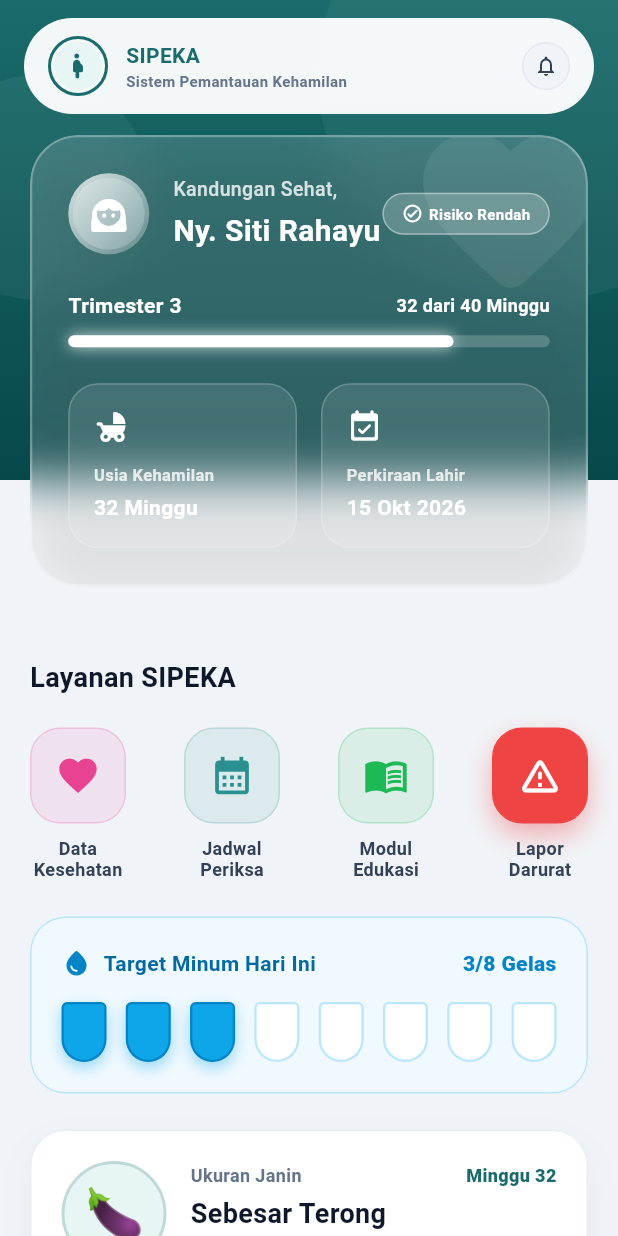
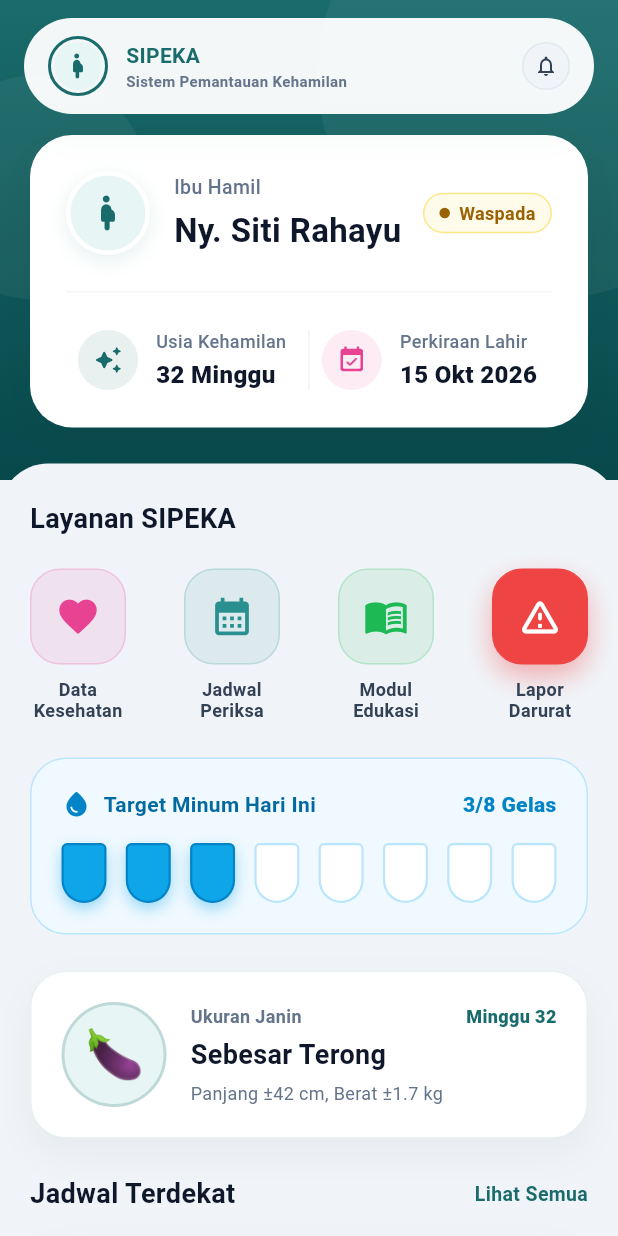
Before and after one commit to ardhikaxx/sipeka-mobile, a Flutter app: the DashboardView screen opened directly, on a phone screen of 412 x 824 dp. Run offline on Flutter 3.47's test engine with Material 3 defaults, Android fonts, the phone set to English and light mode, and no system bars; our stand-ins replace fl_chart, get, table_calendar.

Commit message:
style: redesign DigitalPregnancyCard to minimal clean aesthetic

```diff
--- a/lib/features/patient_dashboard/views/dashboard_view.dart
+++ b/lib/features/patient_dashboard/views/dashboard_view.dart
@@ -204,148 +204,103 @@ class DashboardView extends GetView<DashboardController> {
   }
 
   Widget _buildDigitalPregnancyCard() {
-    return ClipRRect(
-      borderRadius: BorderRadius.circular(32),
-      child: BackdropFilter(
-        filter: ImageFilter.blur(sigmaX: 16, sigmaY: 16),
-        child: Container(
+    return Container(
       width: double.infinity,
+      padding: const EdgeInsets.all(24),
       decoration: BoxDecoration(
-            color: Colors.white.withOpacity(0.15),
-            borderRadius: BorderRadius.circular(32),
-            border: Border.all(color: Colors.white.withOpacity(0.3), width: 1.5),
+        color: Colors.white,
+        borderRadius: BorderRadius.circular(28),
         boxShadow: [
-              BoxShadow(color: Colors.black.withOpacity(0.1), blurRadius: 30, offset: const Offset(0, 10))
+          BoxShadow(
+            color: Colors.black.withOpacity(0.04),
+            blurRadius: 24,
+            offset: const Offset(0, 8),
+          )
         ],
       ),
-          child: Stack(
+      child: Column(
         children: [
-              // Subtle decorative background
-              Positioned(
-                right: -20,
-                top: -20,
-                child: Icon(Icons.favorite_rounded, size: 140, color: Colors.white.withOpacity(0.08)),
-              ),
-              Padding(
-                padding: const EdgeInsets.all(24),
-                child: Column(
-                  crossAxisAlignment: CrossAxisAlignment.start,
-                  children: [
-                    // Top: Profile Info & Badge
+          // Header: Avatar & Name
           Row(
             children: [
-                        // Avatar Glow
               Container(
-                          padding: const EdgeInsets.all(3),
+                width: 56, height: 56,
                 decoration: BoxDecoration(
+                  color: AppColors.primaryPale,
                   shape: BoxShape.circle,
-                            gradient: LinearGradient(
-                              colors: [Colors.white.withOpacity(0.8), Colors.white.withOpacity(0.2)],
-                              begin: Alignment.topLeft,
-                              end: Alignment.bottomRight,
+                  border: Border.all(color: Colors.white, width: 3),
+                  boxShadow: [BoxShadow(color: AppColors.primary.withOpacity(0.1), blurRadius: 10, offset: const Offset(0, 4))],
                 ),
-                          ),
-                          child: Container(
-                            padding: const EdgeInsets.all(12),
-                            decoration: BoxDecoration(color: Colors.white.withOpacity(0.2), shape: BoxShape.circle),
-                            child: const Icon(Icons.face_3_rounded, color: Colors.white, size: 24),
-                          ),
+                child: const Icon(Icons.pregnant_woman_rounded, color: AppColors.primary, size: 28),
               ),
               const SizedBox(width: 16),
               Expanded(
                 child: Column(
                   crossAxisAlignment: CrossAxisAlignment.start,
                   children: [
-                              Text('Kandungan Sehat,', style: TextStyle(color: Colors.white.withOpacity(0.8), fontSize: 13, fontWeight: FontWeight.w500)),
+                    const Text('Ibu Hamil', style: TextStyle(color: AppColors.gray500, fontSize: 13, fontWeight: FontWeight.w500)),
                     const SizedBox(height: 4),
-                              Obx(() => Text(controller.patientName.value, style: const TextStyle(color: Colors.white, fontSize: 20, fontWeight: FontWeight.bold))),
+                    Obx(() => Text(controller.patientName.value, style: const TextStyle(color: AppColors.gray900, fontSize: 22, fontWeight: FontWeight.bold))),
                   ],
                 ),
               ),
-                        // Custom Glass Risk Badge
-                        Container(
-                          padding: const EdgeInsets.symmetric(horizontal: 12, vertical: 6),
-                          decoration: BoxDecoration(
-                            color: Colors.white.withOpacity(0.2),
-                            borderRadius: BorderRadius.circular(20),
-                            border: Border.all(color: Colors.white.withOpacity(0.4)),
+              const RiskBadge(level: RiskLevel.warning),
+            ],
           ),
-                          child: const Row(
+
+          const SizedBox(height: 24),
+          const Divider(height: 1, color: AppColors.gray100),
+          const SizedBox(height: 24),
+
+          // Stats row
+          Row(
             children: [
-                              Icon(Icons.check_circle_outline_rounded, color: Colors.white, size: 14),
-                              SizedBox(width: 4),
-                              Text('Risiko Rendah', style: TextStyle(color: Colors.white, fontSize: 10, fontWeight: FontWeight.bold)),
-                            ],
+              Expanded(
+                child: _buildMinimalStatItem(
+                  'Usia Kehamilan',
+                  Obx(() => Text(controller.gestationalAge.value, style: const TextStyle(color: AppColors.gray900, fontSize: 16, fontWeight: FontWeight.w800))),
+                  Icons.auto_awesome_rounded,
+                  AppColors.primary,
+                ),
+              ),
+              Container(width: 1, height: 40, color: AppColors.gray100),
+              Expanded(
+                child: _buildMinimalStatItem(
+                  'Perkiraan Lahir',
+                  Obx(() => Text(controller.hpl.value, style: const TextStyle(color: AppColors.gray900, fontSize: 16, fontWeight: FontWeight.w800))),
+                  Icons.event_available_rounded,
+                  AppColors.secondary,
                 ),
               ),
             ],
           ),
-
-                    const SizedBox(height: 24),
-
-                    // Middle: Progress Bar
-                    Row(
-                      mainAxisAlignment: MainAxisAlignment.spaceBetween,
-                      children: [
-                        const Text('Trimester 3', style: TextStyle(fontSize: 14, fontWeight: FontWeight.bold, color: Colors.white)),
-                        Obx(() => Text('${controller.currentWeek.value} dari 40 Minggu', style: TextStyle(fontSize: 12, fontWeight: FontWeight.w600, color: Colors.white))),
         ],
-                    ),
-                    const SizedBox(height: 10),
-                    // Progress Track
-                    Container(
-                      height: 8,
-                      width: double.infinity,
-                      decoration: BoxDecoration(color: Colors.white.withOpacity(0.2), borderRadius: BorderRadius.circular(10)),
-                      child: Obx(() => FractionallySizedBox(
-                        alignment: Alignment.centerLeft,
-                        widthFactor: (controller.currentWeek.value / 40).clamp(0.0, 1.0),
-                        child: Container(
-                          decoration: BoxDecoration(
-                            color: Colors.white,
-                            borderRadius: BorderRadius.circular(10),
-                            boxShadow: [BoxShadow(color: Colors.white.withOpacity(0.8), blurRadius: 8, offset: const Offset(0, 0))],
-                          ),
-                        ),
-                      )),
-                    ),
-
-                    const SizedBox(height: 24),
-
-                    // Bottom: Stats
-                    Row(
-                      children: [
-                        Expanded(child: Obx(() => _buildGlassStatItem('Usia Kehamilan', controller.gestationalAge.value, Icons.child_friendly_rounded))),
-                        const SizedBox(width: 16),
-                        Expanded(child: Obx(() => _buildGlassStatItem('Perkiraan Lahir', controller.hpl.value, Icons.event_available_rounded))),
-                      ],
-                    ),
-                  ],
-                ),
-              ),
-            ],
-          ),
-        ),
       ),
     );
   }
 
-  Widget _buildGlassStatItem(String label, String value, IconData icon) {
-    return Container(
-      padding: const EdgeInsets.symmetric(horizontal: 16, vertical: 16),
-      decoration: BoxDecoration(
-        color: Colors.white.withOpacity(0.1),
-        borderRadius: BorderRadius.circular(20),
-        border: Border.all(color: Colors.white.withOpacity(0.2)),
+  Widget _buildMinimalStatItem(String label, Widget valueWidget, IconData icon, Color iconColor) {
+    return Padding(
+      padding: const EdgeInsets.symmetric(horizontal: 8),
+      child: Row(
+        mainAxisAlignment: MainAxisAlignment.start,
+        children: [
+          Container(
+            padding: const EdgeInsets.all(10),
+            decoration: BoxDecoration(color: iconColor.withOpacity(0.1), shape: BoxShape.circle),
+            child: Icon(icon, color: iconColor, size: 20),
           ),
+          const SizedBox(width: 12),
+          Expanded(
             child: Column(
               crossAxisAlignment: CrossAxisAlignment.start,
               children: [
-          Icon(icon, color: Colors.white, size: 24),
-          const SizedBox(height: 12),
-          Text(label, style: TextStyle(color: Colors.white.withOpacity(0.8), fontSize: 11, fontWeight: FontWeight.w600)),
-          const SizedBox(height: 4),
-          Text(value, style: const TextStyle(color: Colors.white, fontSize: 14, fontWeight: FontWeight.bold)),
+                Text(label, style: const TextStyle(color: AppColors.gray500, fontSize: 12, fontWeight: FontWeight.w500)),
+                const SizedBox(height: 2),
+                valueWidget,
+              ],
+            ),
+          ),
         ],
       ),
     );
```
Lines whose indentation alone changed are shown as unchanged.
